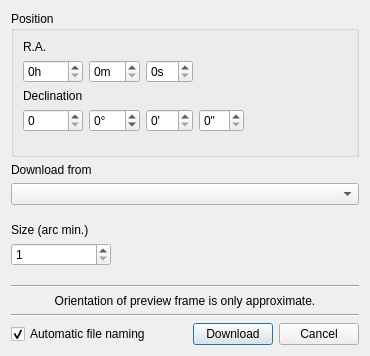
First picture: the form in cdssdlg.ui, repository PavelMr/skytechx, before the edit.
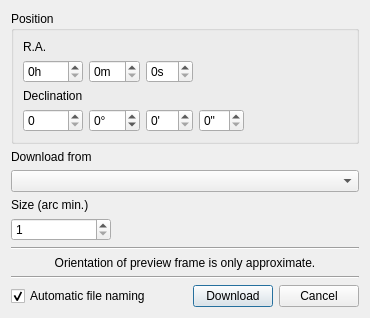
Second picture: the form after the edit. Custom widgets are drawn as their Qt base class.

```diff
--- a/cdssdlg.ui
+++ b/cdssdlg.ui
@@ -7,7 +7,7 @@
     <x>0</x>
     <y>0</y>
     <width>370</width>
-    <height>356</height>
+    <height>311</height>
    </rect>
   </property>
   <property name="windowTitle">
@@ -15,7 +15,7 @@
   </property>
   <layout class="QVBoxLayout" name="verticalLayout_2">
    <item>
-    <layout class="QVBoxLayout" name="verticalLayout" stretch="0,0,0,0,0,0,0,0,0,0,0">
+    <layout class="QVBoxLayout" name="verticalLayout" stretch="0,0,0,0,0,0,0,0,0,0">
      <item>
       <widget class="QGroupBox" name="groupBox">
        <property name="title">
@@ -151,19 +151,6 @@
      <item>
       <widget class="QComboBox" name="comboBox"/>
      </item>
-     <item>
-      <spacer name="verticalSpacer">
-       <property name="orientation">
-        <enum>Qt::Vertical</enum>
-       </property>
-       <property name="sizeHint" stdset="0">
-        <size>
-         <width>20</width>
-         <height>40</height>
-        </size>
-       </property>
-      </spacer>
-     </item>
      <item>
       <widget class="QLabel" name="label_2">
        <property name="text">
```
